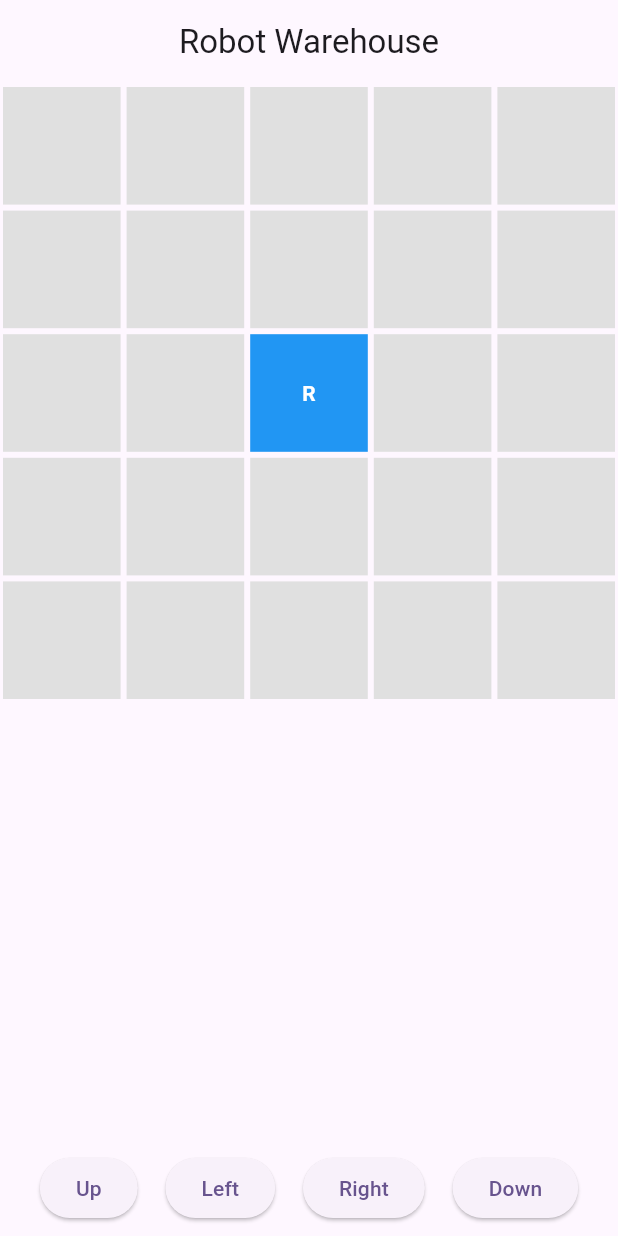
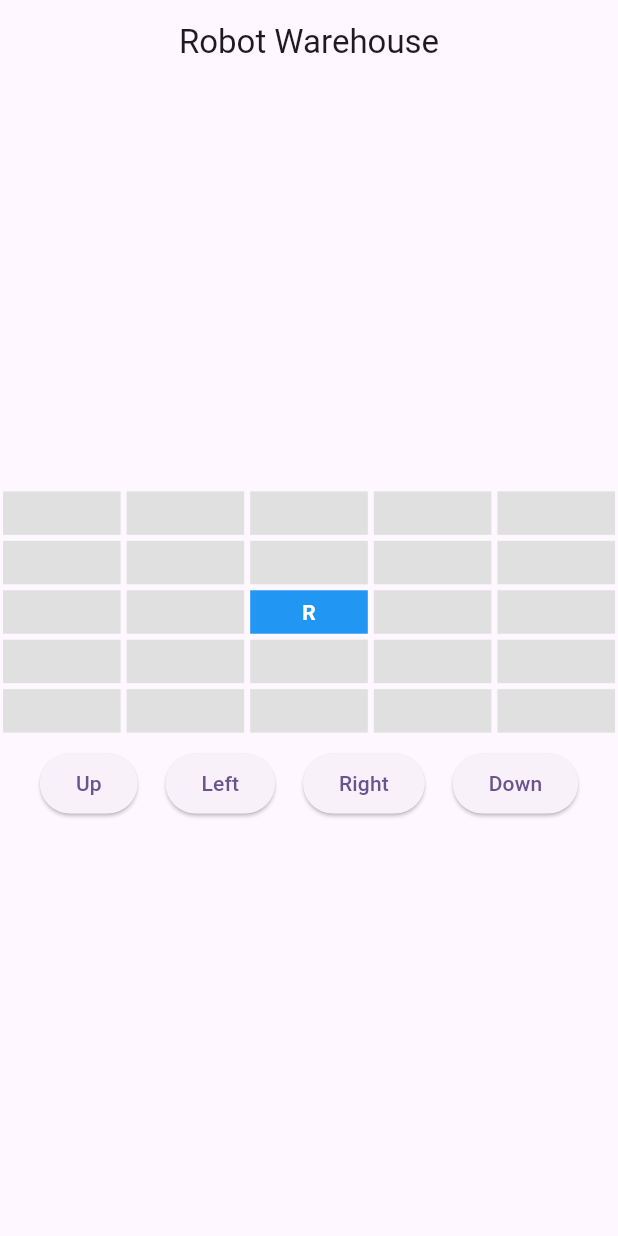
Before and after one commit to WingN1e/wing_flutter, a Flutter app: the WarehouseGrid screen opened directly, on a phone screen of 412 x 824 dp. Run offline on Flutter 3.47's test engine with Material 3 defaults, Android fonts, the light colour scheme and no system bars.

Commit message:
Fixed the size of the grid

```diff
--- a/lib/robot.dart
+++ b/lib/robot.dart
@@ -67,10 +67,12 @@ class _WarehouseGridState extends State<WarehouseGrid> {
       body: Column(
         mainAxisAlignment: MainAxisAlignment.center,
         children: [
-          Expanded(
+          Flexible(
             child: GridView.builder(
+              shrinkWrap: true,
               gridDelegate: SliverGridDelegateWithFixedCrossAxisCount(
-                crossAxisCount: cols
+                crossAxisCount: cols,
+                childAspectRatio: 2.5,
               ),
               itemCount: rows * cols,
               itemBuilder: (context, index) {
```
